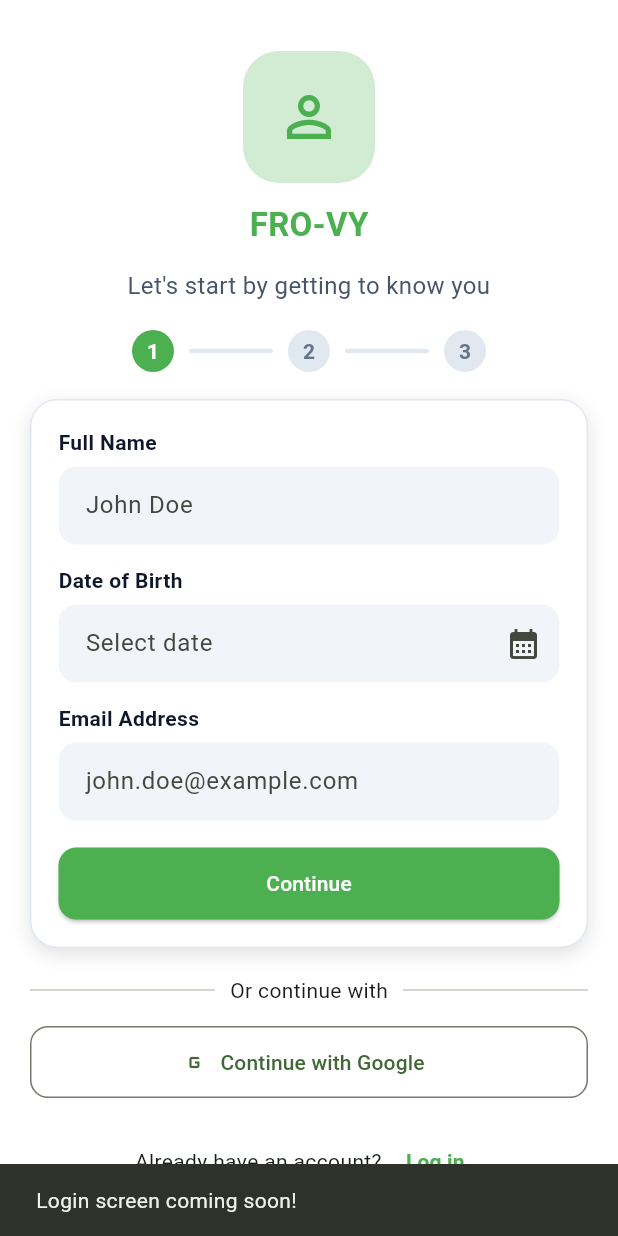
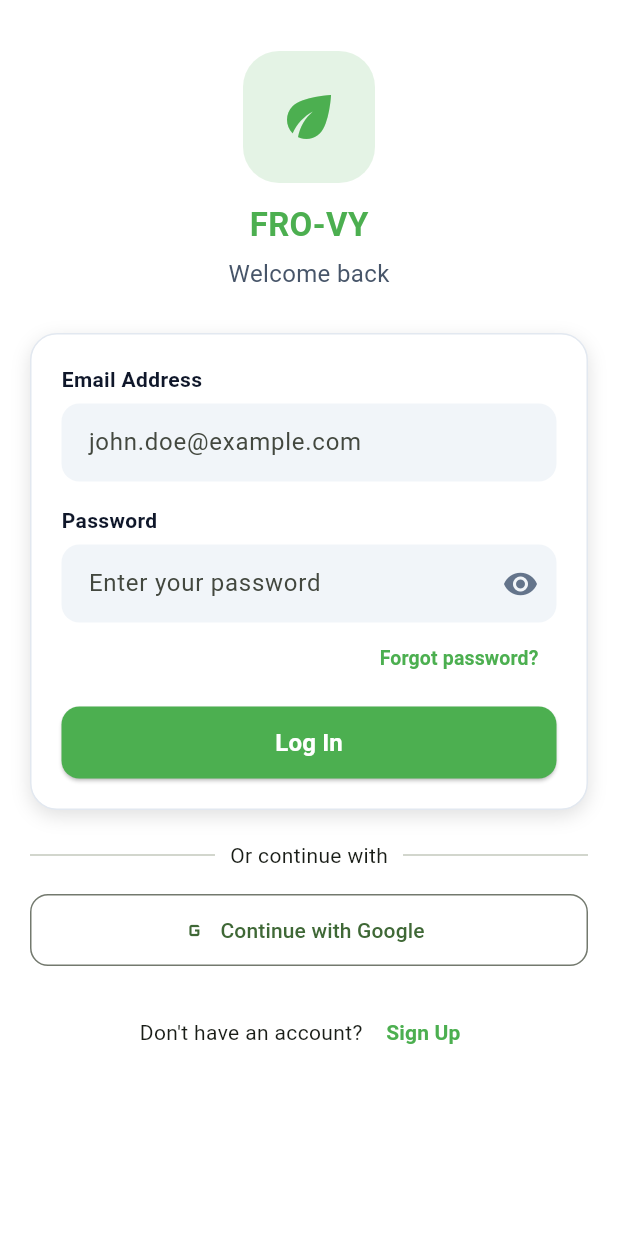
Before and after one commit to venujxz/Fro-vy.com, a Flutter app: the LoginStep1Screen screen opened directly, after a tap on "Log in", on a phone screen of 412 x 824 dp. Run offline on Flutter 3.47's test engine with Material 3 defaults, Android fonts, the phone set to English and light mode, and no system bars; our stand-ins replace camera, cloud_firestore, firebase_auth, firebase_core, flutter_image_compress, flutter_secure_storage and 2 more; missing offline and left inert: encrypt; accounts and stored records are empty.

Commit message:
added a new file: lib/views/login_screen.dart and modified lib/views/login_step1_screen.dart to navigate to the new login screen when the "Log in" button is pressed.

```diff
--- /dev/null
+++ b/lib/views/login_screen.dart
@@ -0,0 +1,397 @@
+import 'package:flutter/material.dart';
+import '../services/auth_service.dart';
+import 'home_screen.dart';
+import 'login_step1_screen.dart';
+import 'package:camera/camera.dart';
+
+
+class LoginScreen extends StatefulWidget {
+  const LoginScreen({super.key});
+
+  @override
+  State<LoginScreen> createState() => _LoginScreenState();
+}
+
+class _LoginScreenState extends State<LoginScreen> {
+  final _formKey = GlobalKey<FormState>();
+  final _emailCtrl = TextEditingController();
+  final _pwCtrl = TextEditingController();
+
+  bool _showPw = false;
+  bool _isLoading = false;
+  bool _isGoogleLoading = false;
+
+  static const green = Color(0xFF4CAF50);
+
+  @override
+  void dispose() {
+    _emailCtrl.dispose();
+    _pwCtrl.dispose();
+    super.dispose();
+  }
+
+  // ── Email / Password Login ─────────────────────────────────
+  Future<void> _handleLogin() async {
+    if (!_formKey.currentState!.validate()) return;
+
+    setState(() => _isLoading = true);
+
+    try {
+      final authService = AuthService();
+      final uid = await authService.loginUser(
+        email: _emailCtrl.text.trim(),
+        password: _pwCtrl.text.trim(),
+      );
+
+      if (uid == null) {
+        _showError("Login failed. Please try again.");
+        setState(() => _isLoading = false);
+        return;
+      }
+
+      if (!mounted) return;
+
+      // Navigate to HomeScreen
+      List<CameraDescription> cameras = [];
+      try {
+        cameras = await availableCameras();
+      } catch (_) {}
+
+      if (!mounted) return;
+      Navigator.pushAndRemoveUntil(
+        context,
+        MaterialPageRoute(builder: (_) => HomeScreen(cameras: cameras)),
+        (route) => false,
+      );
+    } catch (e) {
+      setState(() => _isLoading = false);
+      _showError(e.toString().replaceAll('Exception: ', ''));
+    }
+  }
+
+  // ── Google Login ───────────────────────────────────────────
+  Future<void> _handleGoogleSignIn() async {
+    setState(() => _isGoogleLoading = true);
+
+    try {
+      final authService = AuthService();
+      final uid = await authService.signInWithGoogle();
+
+      if (uid == null) {
+        setState(() => _isGoogleLoading = false);
+        return;
+      }
+
+      if (!mounted) return;
+
+      List<CameraDescription> cameras = [];
+      try {
+        cameras = await availableCameras();
+      } catch (_) {}
+
+      if (!mounted) return;
+      Navigator.pushAndRemoveUntil(
+        context,
+        MaterialPageRoute(builder: (_) => HomeScreen(cameras: cameras)),
+        (route) => false,
+      );
+    } catch (e) {
+      setState(() => _isGoogleLoading = false);
+      _showError(e.toString().replaceAll('Exception: ', ''));
+    }
+  }
+
+  void _showError(String message) {
+    ScaffoldMessenger.of(context).showSnackBar(
+      SnackBar(
+        content: Text(message),
+        backgroundColor: Colors.red,
+        behavior: SnackBarBehavior.floating,
+        shape: RoundedRectangleBorder(borderRadius: BorderRadius.circular(12)),
+        margin: const EdgeInsets.fromLTRB(16, 0, 16, 16),
+      ),
+    );
+  }
+
+  @override
+  Widget build(BuildContext context) {
+    return Scaffold(
+      backgroundColor: Colors.white,
+      body: SafeArea(
+        child: SingleChildScrollView(
+          padding: const EdgeInsets.symmetric(horizontal: 20, vertical: 16),
+          child: Column(
+            children: [
+              const SizedBox(height: 18),
+
+              // Logo
+              Container(
+                height: 88,
+                width: 88,
+                decoration: BoxDecoration(
+                  color: green.withValues(alpha: 0.15),
+                  borderRadius: BorderRadius.circular(24),
+                ),
+                child: const Icon(Icons.eco, size: 44, color: green),
+              ),
+
+              const SizedBox(height: 12),
+              const Text(
+                'FRO-VY',
+                style: TextStyle(
+                  fontSize: 22,
+                  fontWeight: FontWeight.w700,
+                  color: green,
+                ),
+              ),
+
+              const SizedBox(height: 6),
+              const Text(
+                'Welcome back',
+                style: TextStyle(fontSize: 16, color: Color(0xFF475569)),
+              ),
+
+              const SizedBox(height: 28),
+
+              // Form Card
+              Container(
+                padding: const EdgeInsets.all(20),
+                decoration: BoxDecoration(
+                  color: Colors.white,
+                  borderRadius: BorderRadius.circular(18),
+                  border: Border.all(color: const Color(0xFFE2E8F0)),
+                  boxShadow: const [
+                    BoxShadow(
+                      blurRadius: 10,
+                      offset: Offset(0, 4),
+                      color: Colors.black12,
+                    ),
+                  ],
+                ),
+                child: Form(
+                  key: _formKey,
+                  child: Column(
+                    crossAxisAlignment: CrossAxisAlignment.start,
+                    children: [
+                      // Email
+                      _label('Email Address'),
+                      TextFormField(
+                        controller: _emailCtrl,
+                        keyboardType: TextInputType.emailAddress,
+                        decoration: _input('john.doe@example.com'),
+                        validator: (v) {
+                          final email = (v ?? '').trim();
+                          if (!RegExp(r'^\S+@\S+\.\S+$').hasMatch(email)) {
+                            return 'Enter a valid email';
+                          }
+                          return null;
+                        },
+                      ),
+
+                      const SizedBox(height: 16),
+
+                      // Password
+                      _label('Password'),
+                      TextFormField(
+                        controller: _pwCtrl,
+                        obscureText: !_showPw,
+                        decoration: _input('Enter your password').copyWith(
+                          suffixIcon: IconButton(
+                            onPressed: () =>
+                                setState(() => _showPw = !_showPw),
+                            icon: Icon(
+                              _showPw
+                                  ? Icons.visibility_off
+                                  : Icons.visibility,
+                              color: const Color(0xFF64748B),
+                            ),
+                          ),
+                        ),
+                        validator: (v) {
+                          if ((v ?? '').trim().isEmpty) {
+                            return 'Enter your password';
+                          }
+                          return null;
+                        },
+                      ),
+
+                      // Forgot Password
+                      Align(
+                        alignment: Alignment.centerRight,
+                        child: TextButton(
+                          onPressed: _handleForgotPassword,
+                          child: const Text(
+                            'Forgot password?',
+                            style: TextStyle(
+                              color: green,
+                              fontWeight: FontWeight.w600,
+                              fontSize: 13,
+                            ),
+                          ),
+                        ),
+                      ),
+
+                      const SizedBox(height: 8),
+
+                      // Login Button
+                      SizedBox(
+                        width: double.infinity,
+                        height: 48,
+                        child: ElevatedButton(
+                          onPressed: _isLoading ? null : _handleLogin,
+                          style: ElevatedButton.styleFrom(
+                            backgroundColor: green,
+                            foregroundColor: Colors.white,
+                            shape: RoundedRectangleBorder(
+                              borderRadius: BorderRadius.circular(12),
+                            ),
+                          ),
+                          child: _isLoading
+                              ? const SizedBox(
+                                  height: 20,
+                                  width: 20,
+                                  child: CircularProgressIndicator(
+                                    color: Colors.white,
+                                    strokeWidth: 2,
+                                  ),
+                                )
+                              : const Text(
+                                  'Log In',
+                                  style: TextStyle(
+                                    fontWeight: FontWeight.w700,
+                                    fontSize: 16,
+                                  ),
+                                ),
+                        ),
+                      ),
+                    ],
+                  ),
+                ),
+              ),
+
+              const SizedBox(height: 20),
+
+              // Divider
+              Row(
+                children: const [
+                  Expanded(child: Divider()),
+                  Padding(
+                    padding: EdgeInsets.symmetric(horizontal: 10),
+                    child: Text('Or continue with'),
+                  ),
+                  Expanded(child: Divider()),
+                ],
+              ),
+
+              const SizedBox(height: 16),
+
+              // Google Button
+              SizedBox(
+                width: double.infinity,
+                height: 48,
+                child: OutlinedButton.icon(
+                  onPressed: _isGoogleLoading ? null : _handleGoogleSignIn,
+                  icon: _isGoogleLoading
+                      ? const SizedBox(
+                          height: 18,
+                          width: 18,
+                          child: CircularProgressIndicator(strokeWidth: 2),
+                        )
+                      : const Icon(Icons.g_mobiledata),
+                  label: const Text('Continue with Google'),
+                  style: OutlinedButton.styleFrom(
+                    shape: RoundedRectangleBorder(
+                      borderRadius: BorderRadius.circular(12),
+                    ),
+                  ),
+                ),
+              ),
+
+              const SizedBox(height: 20),
+
+              // Sign Up Link
+              Row(
+                mainAxisAlignment: MainAxisAlignment.center,
+                children: [
+                  const Text("Don't have an account? "),
+                  TextButton(
+                    onPressed: () {
+                      Navigator.push(
+                        context,
+                        MaterialPageRoute(
+                          builder: (_) => const LoginStep1Screen(),
+                        ),
+                      );
+                    },
+                    child: const Text(
+                      'Sign Up',
+                      style: TextStyle(
+                        color: green,
+                        fontWeight: FontWeight.w600,
+                      ),
+                    ),
+                  ),
+                ],
+              ),
+            ],
+          ),
+        ),
+      ),
+    );
+  }
+
+  // ── Forgot Password ────────────────────────────────────────
+  Future<void> _handleForgotPassword() async {
+    final email = _emailCtrl.text.trim();
+
+    if (email.isEmpty) {
+      _showError('Enter your email address first');
+      return;
+    }
+
+    try {
+      await AuthService().sendPasswordReset(email);
+      if (!mounted) return;
+      ScaffoldMessenger.of(context).showSnackBar(
+        SnackBar(
+          content: Text('Password reset email sent to $email'),
+          backgroundColor: green,
+          behavior: SnackBarBehavior.floating,
+          shape:
+              RoundedRectangleBorder(borderRadius: BorderRadius.circular(12)),
+          margin: const EdgeInsets.fromLTRB(16, 0, 16, 16),
+        ),
+      );
+    } catch (e) {
+      _showError(e.toString().replaceAll('Exception: ', ''));
+    }
+  }
+
+  // ── Helpers ────────────────────────────────────────────────
+  static Widget _label(String text) => Align(
+        alignment: Alignment.centerLeft,
+        child: Padding(
+          padding: const EdgeInsets.only(bottom: 6),
+          child: Text(
+            text,
+            style: const TextStyle(
+              fontSize: 14,
+              fontWeight: FontWeight.w600,
+              color: Color(0xFF0F172A),
+            ),
+          ),
+        ),
+      );
+
+  static InputDecoration _input(String hint) => InputDecoration(
+        hintText: hint,
+        filled: true,
+        fillColor: const Color(0xFFF1F5F9),
+        border: OutlineInputBorder(
+          borderRadius: BorderRadius.circular(12),
+          borderSide: BorderSide.none,
+        ),
+        contentPadding:
+            const EdgeInsets.symmetric(horizontal: 14, vertical: 14),
+      );
+}
--- a/lib/views/login_step1_screen.dart
+++ b/lib/views/login_step1_screen.dart
@@ -3,6 +3,7 @@ import 'package:flutter/material.dart';
 import 'package:intl/intl.dart';
 import 'package:camera/camera.dart';
 import 'login_step2_screen.dart';
+import 'login_screen.dart';
 import 'home_screen.dart';
 import '../services/auth_service.dart';
 
@@ -293,13 +294,14 @@ class _LoginStep1ScreenState extends State<LoginStep1Screen> {
       children: [
         const Text("Already have an account? "),
         TextButton(
-          onPressed: () {
-            ScaffoldMessenger.of(context).showSnackBar(
-              const SnackBar(content: Text("Login screen coming soon!")),
-            );
-          },
-          child: const Text(
-            'Log in',
+  onPressed: () {
+    Navigator.push(
+      context,
+      MaterialPageRoute(builder: (_) => const LoginScreen()),
+    );
+  },
+  child: const Text(
+    'Log in',
             style: TextStyle(color: _green, fontWeight: FontWeight.w600),
           ),
         ),
```
